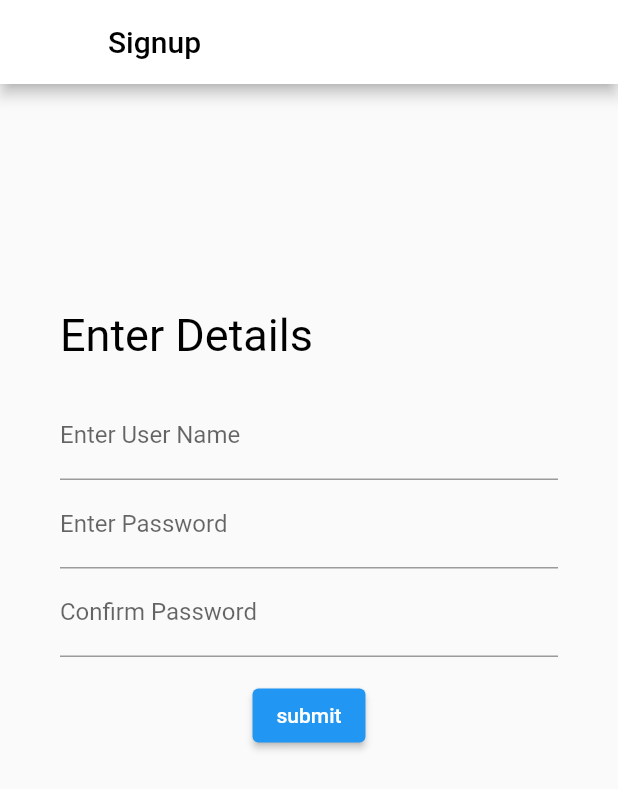
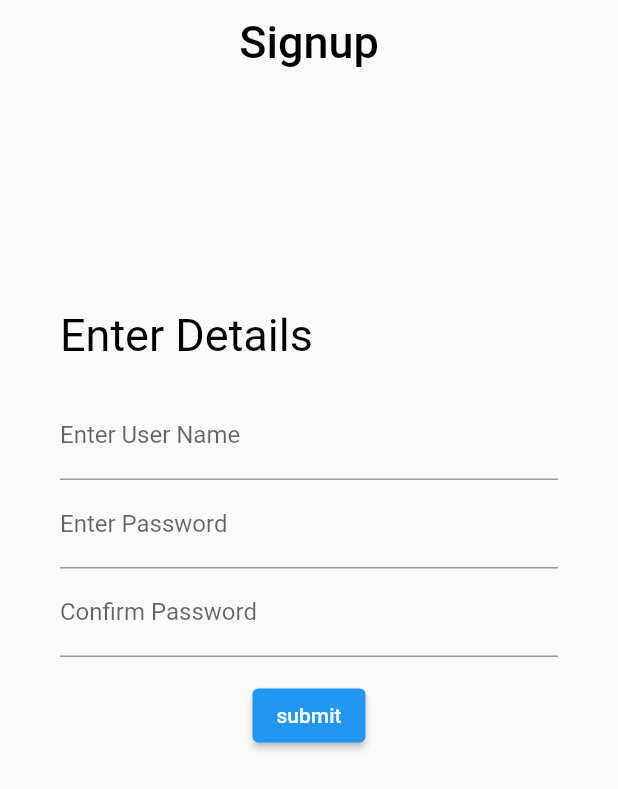
Before and after one commit to trax85/assignment_flutter_app, a Flutter app: the SignUp screen opened directly, on a phone screen of 412 x 824 dp. Shown: the top 789 px of the screen. Run offline on Flutter 3.47's test engine with Material 2 defaults, Android fonts, the phone set to English and light mode, and no system bars; our stand-ins replace get; missing offline and left inert: hello.

Commit message:
lib/signup_page: update appbar contents and looks
Signed-off-by: Tejas Udupa <tejasudupa1285@gmail.com>

```diff
--- a/lib/signup_page.dart
+++ b/lib/signup_page.dart
@@ -1,5 +1,6 @@
 import 'package:assignmentApp/userclass.dart';
 import 'package:flutter/material.dart';
+import 'package:flutter/services.dart';
 import 'package:get/get.dart';
 import 'userlist.dart';
 import 'validate.dart';
@@ -16,6 +17,7 @@ class SignUp extends StatefulWidget{
 class _SignUpState extends State<SignUp> {
   String _passWord = '';
   String _userName = '';
+  //email is currently unimplemented
   String _email = '';
 
   final _formKey = GlobalKey<FormState>();
@@ -25,12 +27,23 @@ class _SignUpState extends State<SignUp> {
   Widget build(BuildContext context) {
     return Scaffold(
       appBar: AppBar(
-        title: const Text("Signup",
-          style: TextStyle(
-          color: Colors.black,
+        title: const Center(
+          child: Text("Signup",
+                  style: TextStyle(
+                  color: Colors.black, fontSize: 30,
+                  ),
           ),
         ),
-        backgroundColor: Colors.white,
+        systemOverlayStyle: const SystemUiOverlayStyle(
+          // Status bar color
+          statusBarColor: Colors.transparent,
+          // Status bar brightness (optional)
+          statusBarIconBrightness: Brightness.dark, // For Android (dark icons)
+          statusBarBrightness: Brightness.light, // For iOS (dark icons)
+        ),
+        automaticallyImplyLeading: false,
+        backgroundColor: Colors.transparent,
+        elevation: 0,
       ),
       body: Container(
         padding: const EdgeInsets.only(left:40, right:40),
```
